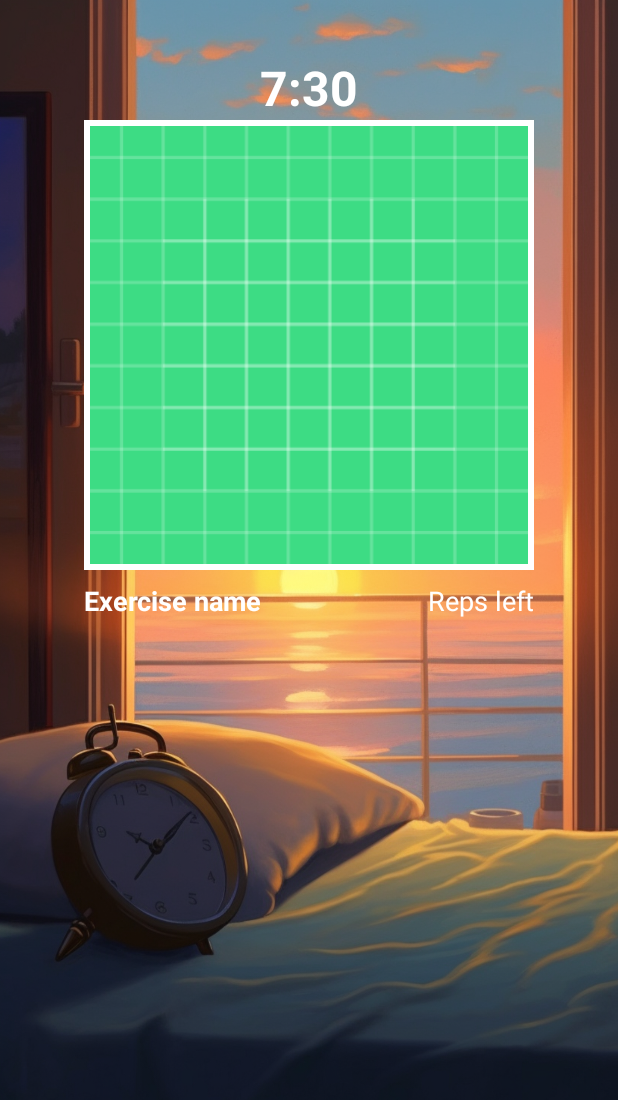
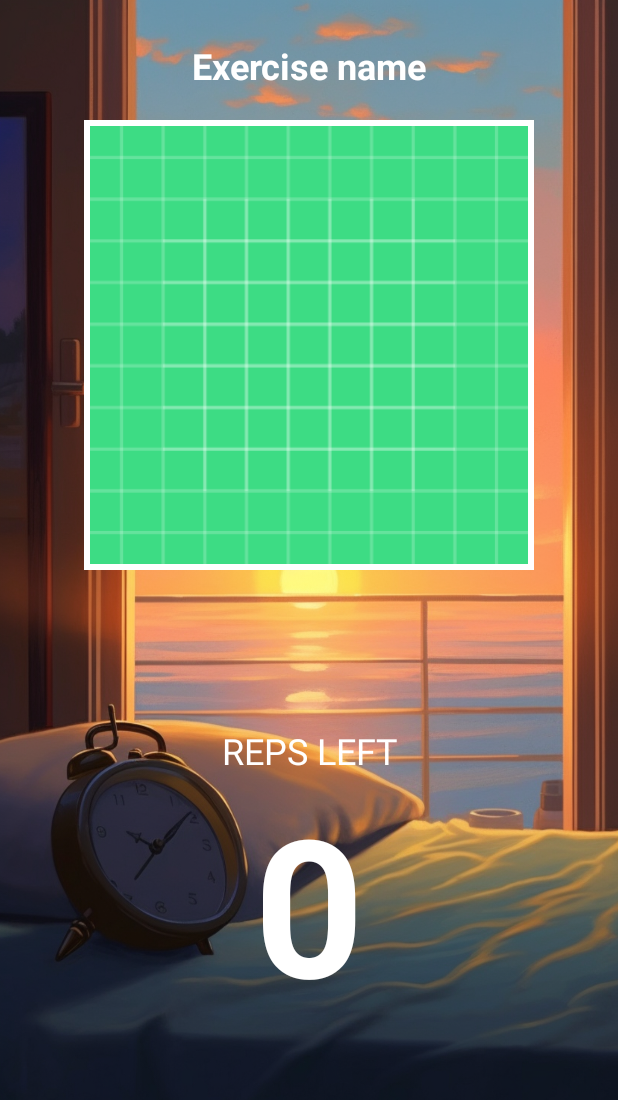
Before and after one commit to filvan1/MAMN01-project, an Android app: the layout fragment_exercise.xml on its own in the app's theme, with its tools: preview values and no code run, on a phone screen of 412 x 824 dp. Shown: the top 1100 px of the screen. Run offline under Robolectric (Android 15) with nearby library versions, the phone set to English and light mode, and no system bars.

Commit message:
Redesign of ExerciseFragment after user testing

```diff
--- a/app/src/main/java/com/example/mamn01_project/ui/exercises/ExerciseFragment.java
+++ b/app/src/main/java/com/example/mamn01_project/ui/exercises/ExerciseFragment.java
@@ -110,11 +110,6 @@ public class ExerciseFragment extends Fragment {
 
 
         if(exerciseName != null){
-
-            // Set time
-            TextView currentTime = view.findViewById(R.id.current_time);
-            currentTime.setText("" + DateFormat.format("hh:mm", System.currentTimeMillis()));
-
             Context context = getContext();
 
             sensorManager = (SensorManager) context.getSystemService(Context.SENSOR_SERVICE);
@@ -125,22 +120,18 @@ public class ExerciseFragment extends Fragment {
             TextView repsLeftText = view.findViewById(R.id.reps_left);
             ImageView imageView = view.findViewById(R.id.image_view);
 
-            exerciseNameText.setText(exerciseName);
+            exerciseNameText.setText(exerciseName.toUpperCase());
 
             switch(exerciseName) {
 
                 case "Solhälsning":
-                    exerciseName = "Sun Salutation";
                     imageView.setImageResource(R.drawable.sun_salutation);
                     Glide.with(this).asGif().load(R.drawable.sun_salutation).into(imageView);
-                    repsLeftText.setText("20");
                     exercise = new SunSalutationExercise(exerciseName, sensorManager, repsLeftText, listener, vibrator);
                     break;
                 case "Beachwalk":
-                    exerciseName = "Beach Walk";
                     imageView.setImageResource(R.drawable.beach_walk);
                     Glide.with(this).asGif().load(R.drawable.beach_walk).into(imageView);
-                    repsLeftText.setText("20");
                     exercise = new WalkStepsExercise(exerciseName, sensorManager, repsLeftText, listener, vibrator);
                     break;
             }
--- a/app/src/main/java/com/example/mamn01_project/ui/exercises/SunSalutationExercise.java
+++ b/app/src/main/java/com/example/mamn01_project/ui/exercises/SunSalutationExercise.java
@@ -44,6 +44,7 @@ public class SunSalutationExercise extends Exercise {
         lastRep = Orientation.UP;
         this.vibrator = vibrator;
         repTextTarget = repText;
+        repTextTarget.setText(""+(int)FINAL_REPS);
         accelerometer = manager.getDefaultSensor(Sensor.TYPE_LINEAR_ACCELERATION);
         magnetometer = manager.getDefaultSensor(Sensor.TYPE_MAGNETIC_FIELD);
         manager.registerListener((SensorEventListener) this, accelerometer, SensorManager.SENSOR_DELAY_NORMAL);
--- a/app/src/main/java/com/example/mamn01_project/ui/exercises/WalkStepsExercise.java
+++ b/app/src/main/java/com/example/mamn01_project/ui/exercises/WalkStepsExercise.java
@@ -36,6 +36,7 @@ public class WalkStepsExercise extends Exercise {
         this.completed = false;
         this.vibrator = vibrator;
         this.repTextTarget = repText;
+        repTextTarget.setText(""+(int)TARGET_STEPS);
         stepSensor = manager.getDefaultSensor(Sensor.TYPE_STEP_DETECTOR);
         manager.registerListener((SensorEventListener) this, stepSensor, SensorManager.SENSOR_DELAY_NORMAL);
     }
--- a/app/src/main/res/layout/fragment_exercise.xml
+++ b/app/src/main/res/layout/fragment_exercise.xml
@@ -11,18 +11,6 @@
     <androidx.constraintlayout.widget.ConstraintLayout
         android:layout_width="match_parent"
         android:layout_height="match_parent">
-
-        <TextView
-            android:id="@+id/current_time"
-            android:layout_width="wrap_content"
-            android:layout_height="wrap_content"
-            android:text="7:30"
-            android:textColor="#FFFFFF"
-            android:textSize="32sp"
-            android:textStyle="bold"
-            app:layout_constraintBottom_toTopOf="@+id/image_view"
-            app:layout_constraintEnd_toEndOf="@+id/image_view"
-            app:layout_constraintStart_toStartOf="@+id/image_view" />
 
         <ImageView
             android:id="@+id/image_view"
@@ -39,24 +27,39 @@
             android:id="@+id/exercise_name"
             android:layout_width="wrap_content"
             android:layout_height="wrap_content"
-            android:layout_marginTop="8dp"
+            android:layout_marginBottom="20dp"
             android:text="Exercise name"
             android:textColor="#FFFFFF"
-            android:textSize="18sp"
+            android:textSize="24sp"
             android:textStyle="bold"
-            app:layout_constraintStart_toStartOf="@+id/image_view"
-            app:layout_constraintTop_toBottomOf="@+id/image_view" />
+            app:layout_constraintBottom_toTopOf="@+id/image_view"
+            app:layout_constraintEnd_toEndOf="parent"
+            app:layout_constraintStart_toStartOf="parent" />
 
         <TextView
             android:id="@+id/reps_left"
             android:layout_width="wrap_content"
             android:layout_height="wrap_content"
-            android:layout_marginTop="8dp"
-            android:text="Reps left"
+            android:text="0"
             android:textColor="#FFFFFFFF"
-            android:textSize="18sp"
-            app:layout_constraintEnd_toEndOf="@+id/image_view"
+            android:textSize="128sp"
+            android:textStyle="bold"
+            app:layout_constraintBottom_toBottomOf="parent"
+            app:layout_constraintEnd_toEndOf="parent"
+            app:layout_constraintStart_toStartOf="parent"
             app:layout_constraintTop_toBottomOf="@+id/image_view" />
+
+        <TextView
+            android:id="@+id/textView2"
+            android:layout_width="wrap_content"
+            android:layout_height="wrap_content"
+            android:text="REPS LEFT"
+            android:textAlignment="center"
+            android:textColor="#FFFFFFFF"
+            android:textSize="24sp"
+            app:layout_constraintBottom_toTopOf="@+id/reps_left"
+            app:layout_constraintEnd_toEndOf="parent"
+            app:layout_constraintStart_toStartOf="parent" />
 
     </androidx.constraintlayout.widget.ConstraintLayout>
 
```
